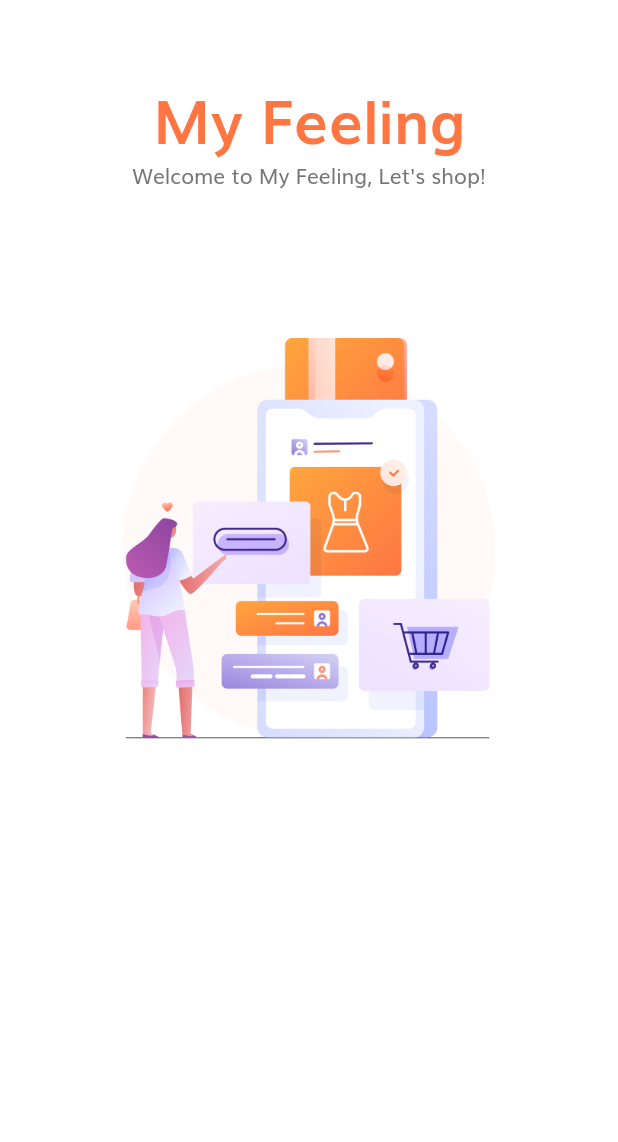
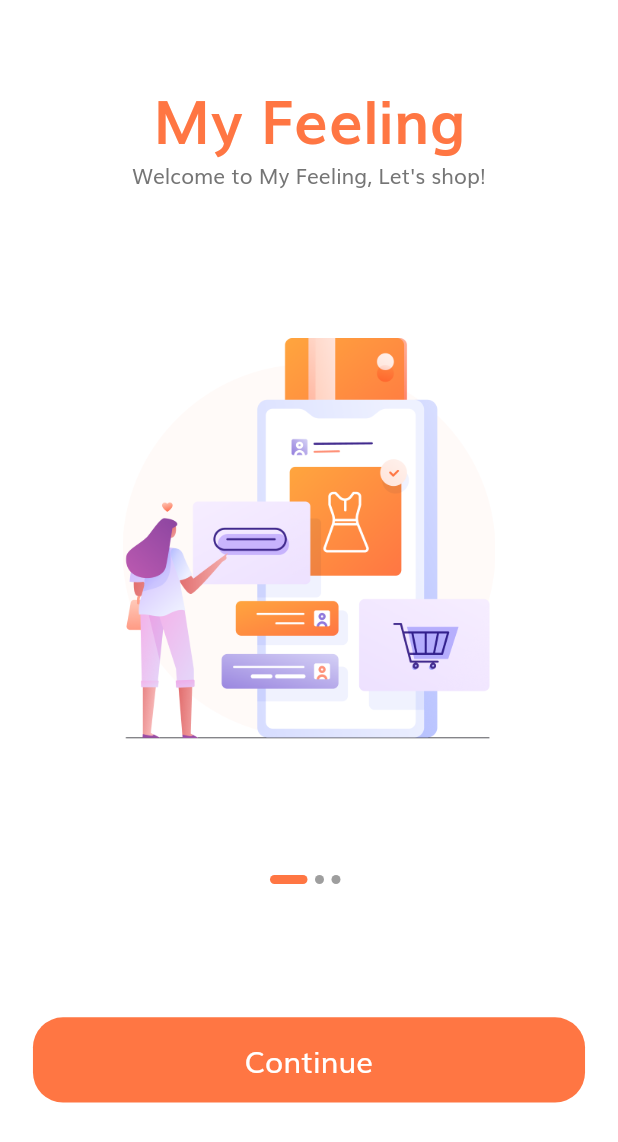
Before and after one commit to lkquan2303/E-Commerce, a Flutter app: the screen it shows after launch, on a phone screen of 412 x 824 dp. Shown: the top 1142 px of the screen. Run offline on Flutter 3.47's test engine with Material 2 defaults, Android fonts, the phone set to English and light mode, and no system bars.

Commit message:
Finished Splash Layout

```diff
--- a/lib/screens/splash/components/body_splash.dart
+++ b/lib/screens/splash/components/body_splash.dart
@@ -1,3 +1,5 @@
+import 'package:e_commerce/config/constants.dart';
+import 'package:e_commerce/config/size_config.dart';
 import 'package:e_commerce/screens/splash/components/splash_content.dart';
 import 'package:flutter/material.dart';
 
@@ -7,6 +9,7 @@ class BodySplash extends StatefulWidget {
 }
 
 class _BodySplashState extends State<BodySplash> {
+  int currentPage = 0;
   List<Map<String, String>> splashData = [
     {
       "text": "Welcome to My Feeling, Let's shop!",
@@ -29,6 +32,11 @@ class _BodySplashState extends State<BodySplash> {
           Expanded(
             flex: 3,
             child: PageView.builder(
+              onPageChanged: (value) {
+                setState(() {
+                  currentPage = value;
+                });
+              },
               itemCount: splashData.length,
               itemBuilder: (context, index) => SplashContent(
                 header: splashData[index]["text"],
@@ -38,10 +46,56 @@ class _BodySplashState extends State<BodySplash> {
           ),
           Expanded(
             flex: 2,
-            child: Container(color: Colors.white),
+            child: Padding(
+              padding: EdgeInsets.symmetric(
+                horizontal: getProportionateScreenWidth(20),
+              ),
+              child: Column(
+                children: [
+                  Spacer(),
+                  Row(
+                    mainAxisAlignment: MainAxisAlignment.center,
+                    children: List.generate(
+                      splashData.length,
+                      (index) => buildDot(index: index),
+                    ),
+                  ),
+                  Spacer(),
+                  SizedBox(
+                    height: getProportionateScreenHeight(56),
+                    width: double.infinity,
+                    child: FlatButton(
+                        shape: RoundedRectangleBorder(
+                          borderRadius: BorderRadius.circular(20),
+                        ),
+                        onPressed: () {},
+                        child: Text(
+                          "Continue",
+                          style: TextStyle(
+                              fontSize: getProportionateScreenWidth(18),
+                              color: Colors.white),
+                        ),
+                        color: kPrimaryColor),
+                  ),
+                  Spacer()
+                ],
+              ),
+            ),
           ),
         ],
       ),
     );
   }
+
+  AnimatedContainer buildDot({int index}) {
+    return AnimatedContainer(
+      duration: kAnimationDuration,
+      margin: EdgeInsets.only(right: 5),
+      height: 6,
+      width: currentPage == index ? 25 : 6,
+      decoration: BoxDecoration(
+          borderRadius: BorderRadius.circular(3),
+          color: currentPage == index ? kPrimaryColor : Colors.grey),
+    );
+  }
 }
```
